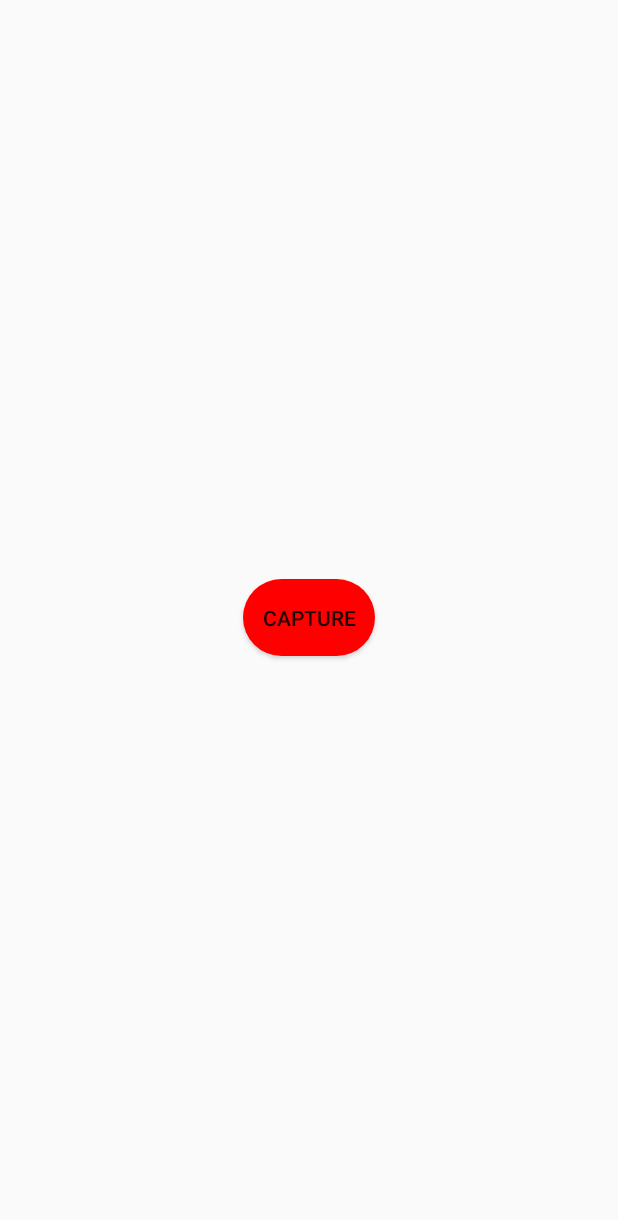
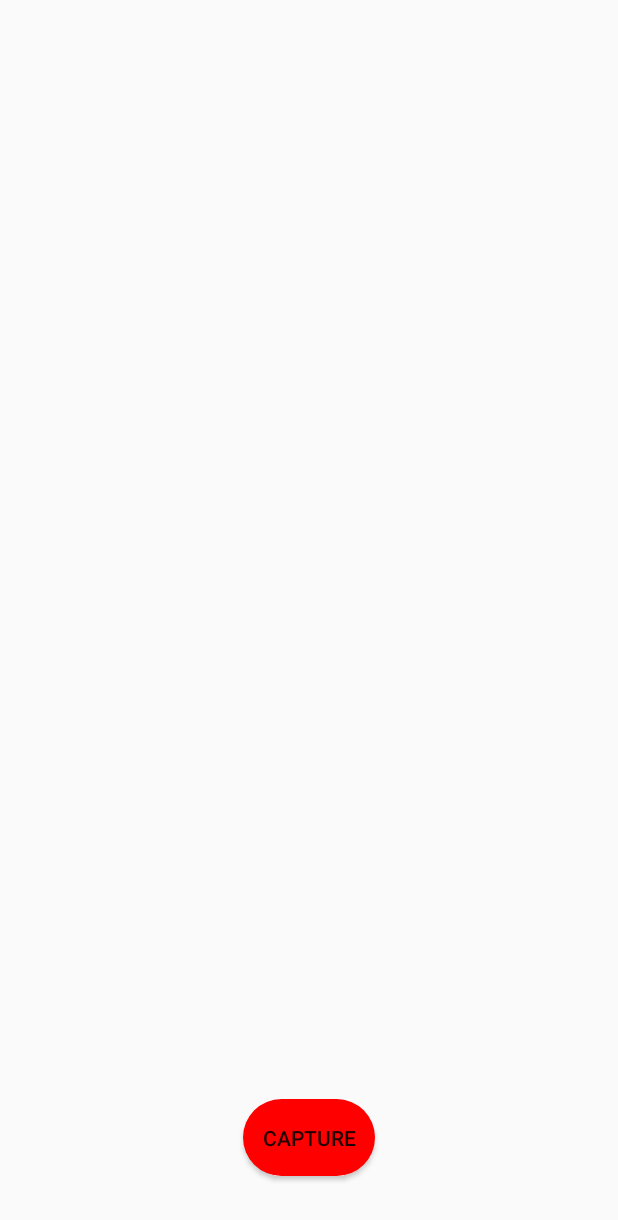
Before and after one commit to minthubk/FairLand, an Android app: the layout activity_camera.xml on its own in the app's theme, with its tools: preview values and no code run, on a phone screen of 412 x 824 dp. Shown: the top 1220 px of the screen. Run offline under Robolectric (Android 15) with nearby library versions, the phone set to English and light mode, and no system bars.

Commit message:
rebuild projet

```diff
--- a/app/src/main/res/layout/activity_camera.xml
+++ b/app/src/main/res/layout/activity_camera.xml
@@ -22,23 +22,25 @@
                 android:layout_centerHorizontal="true"
                 android:layout_centerVertical="true"
                 >
-
-
         </RelativeLayout>
 
+         <LinearLayout
+             android:layout_width="match_parent"
+             android:layout_height="match_parent">
 
-
-        </RelativeLayout>
-
+         </LinearLayout>
 
             <Button
                 android:id="@+id/button_capture"
                 android:layout_width="wrap_content"
                 android:layout_height="51dp"
+                android:layout_alignParentBottom="true"
                 android:layout_centerHorizontal="true"
                 android:layout_gravity="center"
+                android:layout_marginBottom="40dp"
                 android:background="@drawable/roundedbutton"
                 android:text="Capture" />
+    </RelativeLayout>
 
     </FrameLayout>
 
```
Lines whose indentation alone changed are shown as unchanged.
